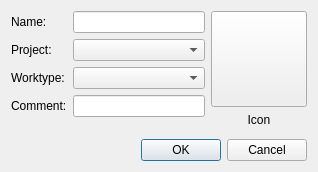
Qt form src/dontpanik/kpart/core/ui/keditactiontemplatedialog.ui (frankHa/dontpanic) before a commit.
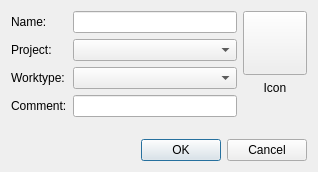
The same form after that commit. Custom widgets are drawn as their Qt base class.

Patch:
```diff
--- a/src/dontpanik/kpart/core/ui/keditactiontemplatedialog.ui
+++ b/src/dontpanik/kpart/core/ui/keditactiontemplatedialog.ui
@@ -90,8 +90,8 @@
          </property>
          <property name="minimumSize">
           <size>
-           <width>96</width>
-           <height>96</height>
+           <width>64</width>
+           <height>64</height>
           </size>
          </property>
          <property name="sizeIncrement">
```
